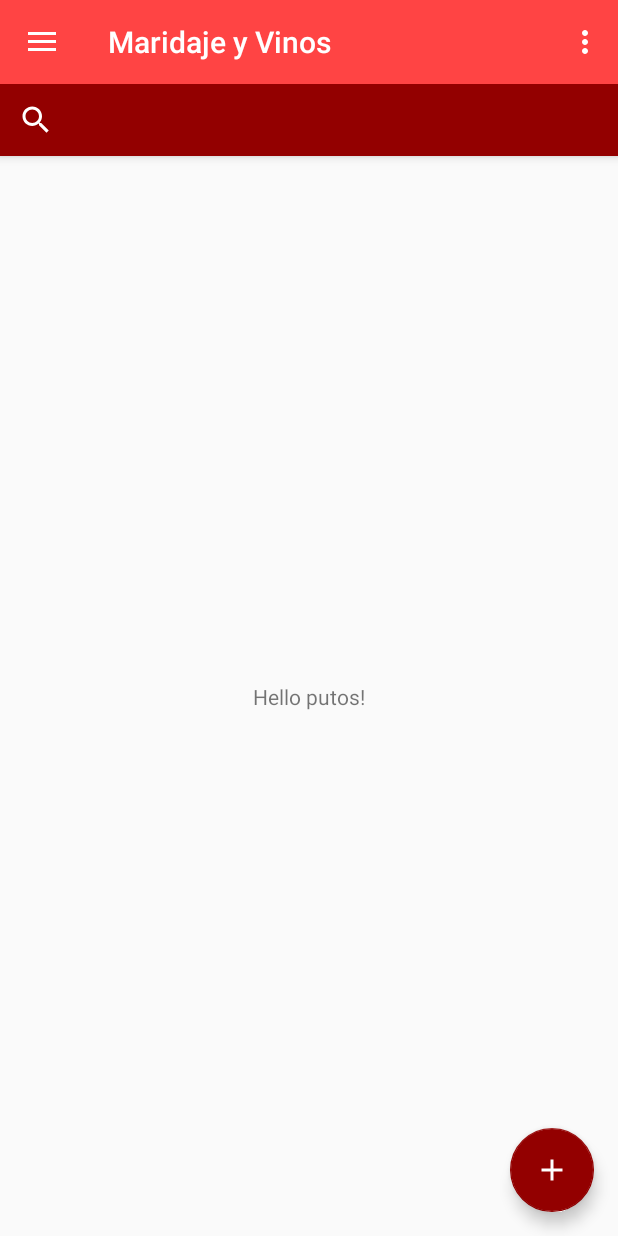
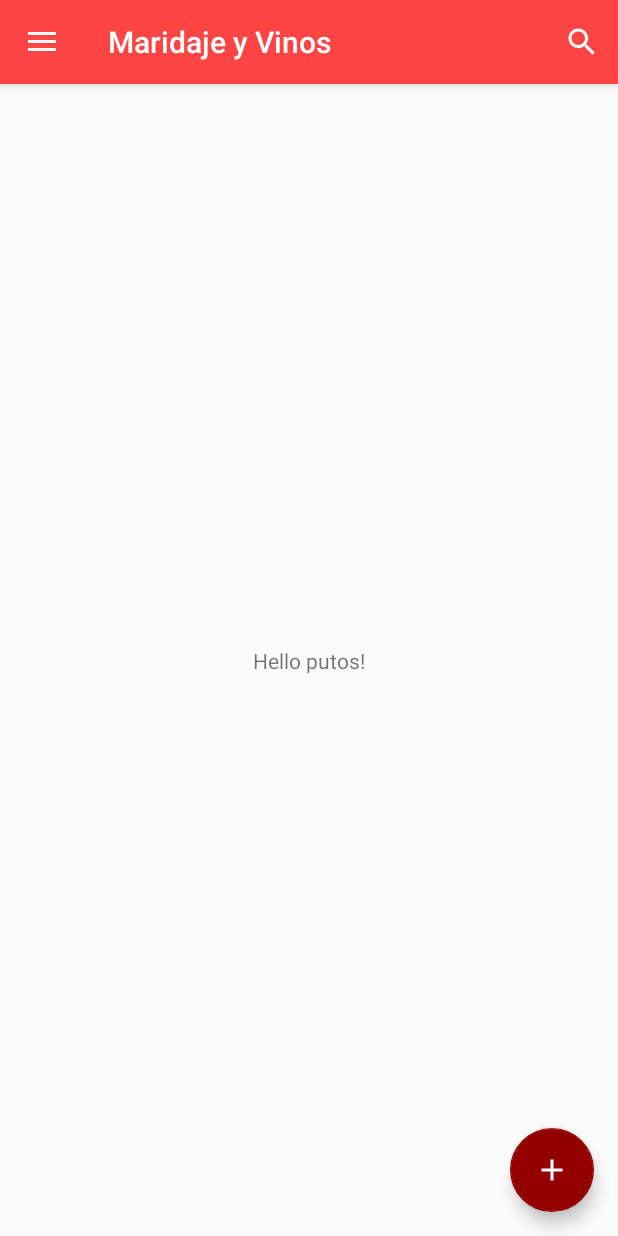
Before and after one commit to mmrapps/MaridajeAndVinos, an Android app: the screen it shows after launch (MainActivity), on a phone screen of 412 x 824 dp. Run offline under Robolectric (Android 15) with nearby library versions, the phone set to English and light mode, and no system bars; our stand-ins replace Firebase (no records; nobody signed in at launch, a user with empty details on screens opened directly).

Commit message:
Se agregó botón de búsqueda a la barra de herramientas

```diff
--- /dev/null
+++ b/app/src/main/res/drawable/ic_close_search.xml
@@ -0,0 +1,9 @@
+<vector xmlns:android="http://schemas.android.com/apk/res/android"
+        android:width="24dp"
+        android:height="24dp"
+        android:viewportWidth="24.0"
+        android:viewportHeight="24.0">
+        <path
+            android:fillColor="#ffffff"
+            android:pathData="M19,6.41L17.59,5 12,10.59 6.41,5 5,6.41 10.59,12 5,17.59 6.41,19 12,13.41 17.59,19 19,17.59 13.41,12z"/>
+</vector>
--- /dev/null
+++ b/app/src/main/res/drawable/ic_open_search.xml
@@ -0,0 +1,9 @@
+<vector xmlns:android="http://schemas.android.com/apk/res/android"
+        android:width="24dp"
+        android:height="24dp"
+        android:viewportWidth="24.0"
+        android:viewportHeight="24.0">
+    <path
+        android:fillColor="#ffffff"
+        android:pathData="M15.5,14h-0.79l-0.28,-0.27C15.41,12.59 16,11.11 16,9.5 16,5.91 13.09,3 9.5,3S3,5.91 3,9.5 5.91,16 9.5,16c1.61,0 3.09,-0.59 4.23,-1.57l0.27,0.28v0.79l5,4.99L20.49,19l-4.99,-5zM9.5,14C7.01,14 5,11.99 5,9.5S7.01,5 9.5,5 14,7.01 14,9.5 11.99,14 9.5,14z"/>
+</vector>
--- a/app/src/main/res/layout/app_bar_main.xml
+++ b/app/src/main/res/layout/app_bar_main.xml
@@ -14,13 +14,10 @@
         <android.support.v7.widget.Toolbar
             android:id="@+id/toolbar"
             android:layout_width="match_parent"
-            android:layout_height="?attr/actionBarSize"
+            android:layout_height="wrap_content"
+            android:layout_weight="1"
             android:background="@android:color/holo_red_light"
             app:popupTheme="@style/AppTheme.PopupOverlay" />
-
-        <SearchView
-            android:layout_width="match_parent"
-            android:layout_height="match_parent" />
 
     </android.support.design.widget.AppBarLayout>
 
--- a/app/src/main/res/menu/main.xml
+++ b/app/src/main/res/menu/main.xml
@@ -2,8 +2,9 @@
 <menu xmlns:android="http://schemas.android.com/apk/res/android"
     xmlns:app="http://schemas.android.com/apk/res-auto">
     <item
-        android:id="@+id/action_settings"
-        android:orderInCategory="100"
-        android:title="@string/action_settings"
-        app:showAsAction="never" />
+        android:id="@+id/action_search"
+        android:title="@string/search"
+        android:orderInCategory="200"
+        android:icon="@drawable/ic_open_search"
+        app:showAsAction="ifRoom" />
 </menu>
--- a/app/src/main/res/values/strings.xml
+++ b/app/src/main/res/values/strings.xml
@@ -5,6 +5,7 @@
     <string name="navigation_drawer_close">Close navigation drawer</string>
 
     <string name="action_settings">Settings</string>
+    <string name="search">Buscar</string>
 
     <string name="nav_home">Inicio</string>
     <string name="nav_wine">Vinos</string>
@@ -12,4 +13,5 @@
     <string name="nav_share">Compartir aplicación</string>
     <string name="nav_settings">Configuración</string>
     <string name="nav_help">Ayuda</string>
+
 </resources>
```
Also changed, not shown: app/src/main/java/com/apps/mmr/maridajeandvinos/MainActivity.java (+76 -3 lines), app/src/main/res/layout/search_bar.xml (added, +16 -0 lines).
